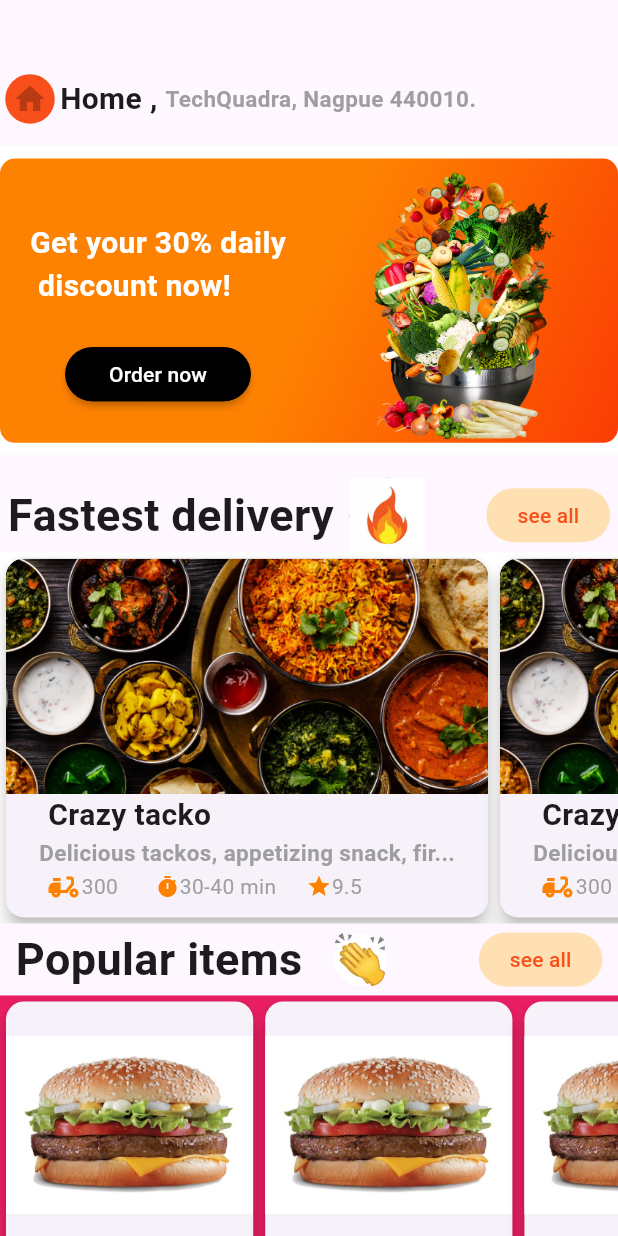
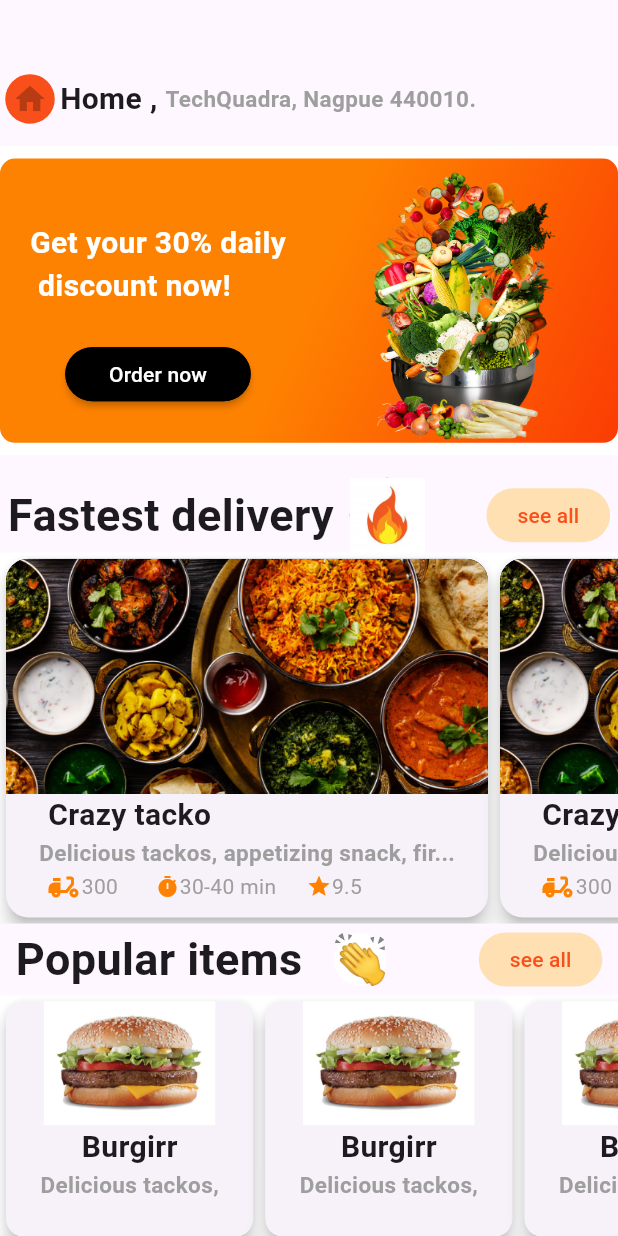
Before and after one commit to AvinashFunde/FoodApp, a Flutter app: the Discovery screen opened directly, on a phone screen of 412 x 824 dp. Run offline on Flutter 3.47's test engine with Material 3 defaults, Android fonts, the phone set to English and light mode, and no system bars; drawn by our look-alikes of carousel_slider; our stand-ins replace flutter_otp_text_field, geolocator.

Commit message:
dashbord of fastfood

```diff
--- a/lib/screens/discoveryPage.dart
+++ b/lib/screens/discoveryPage.dart
@@ -191,6 +191,9 @@ class _DiscoveryState extends State<Discovery> {
                     itemBuilder: (context, index) {
                       return Card(
                         elevation: 5,
+                         shape: RoundedRectangleBorder(
+                           borderRadius: BorderRadius.all(Radius.circular(15))
+                         ),
                          clipBehavior: Clip.antiAlias,
                         child: Column(
                           children: [
@@ -288,9 +291,9 @@ class _DiscoveryState extends State<Discovery> {
                 ],
               ),
               Container(
-                  height: size.height * 0.3,
+                  height: size.height * 0.2,
                   width: size.width,
-                  decoration: BoxDecoration(color: Colors.pink),
+                  decoration: BoxDecoration(color: Colors.white),
                   child: ListView.builder(
                     scrollDirection: Axis.horizontal,
                     clipBehavior: Clip.antiAlias,
@@ -303,18 +306,19 @@ class _DiscoveryState extends State<Discovery> {
 
                         child: SizedBox(
                           width: size.width * 0.4,
-                        //  height: size.height * 0.1,
+                          height: size.height*0.2,
                           child: Column(
                             children: [
                               Container(
-                                height: size.height * 0.2,
+                                color: Colors.white,
+                                height: size.height * 0.1,
                                 child: Image(
                                   image: AssetImage("assets/burger.jpg"),
 
                                 ),
                               ),
                               Text(
-                                "Crazy tacko",
+                                "Burgirr",
                                 style: TextStyle(
                                   fontWeight: FontWeight.bold,
                                   fontSize: 20,
```
